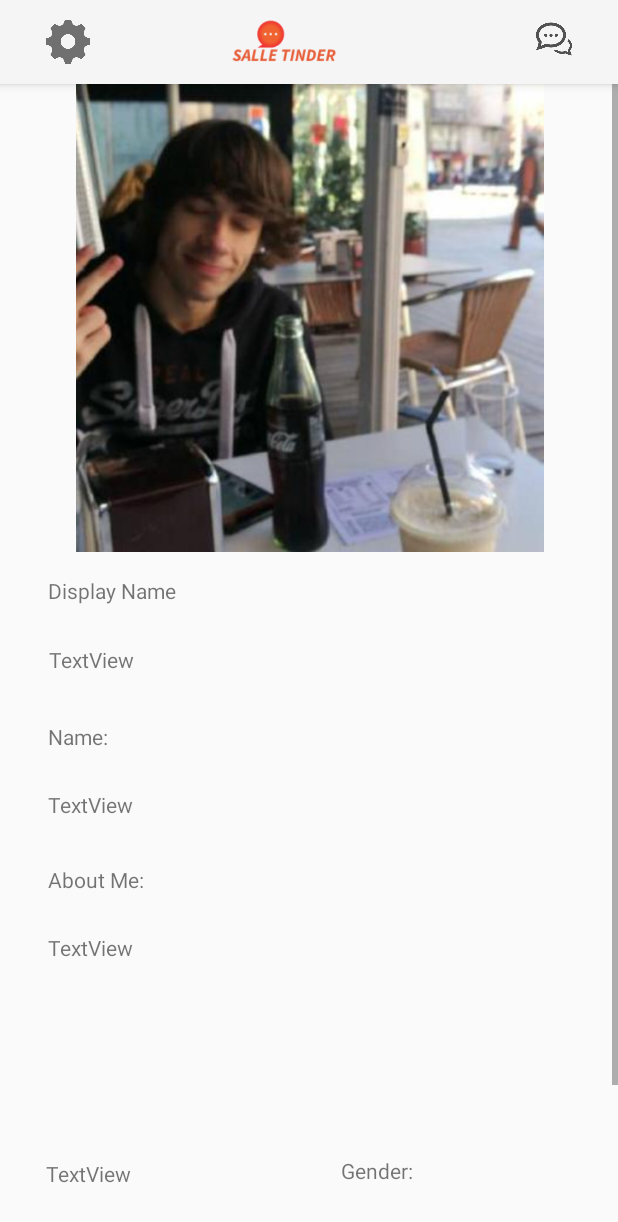
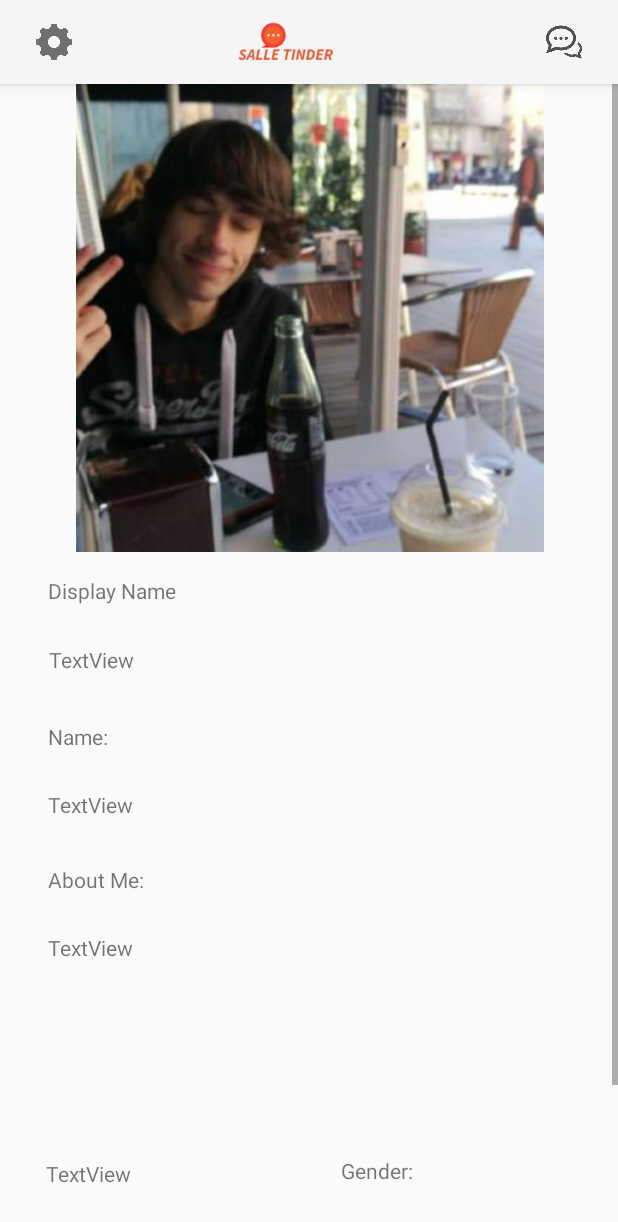
Before and after one commit to Gustavo4g/Tinder-Clone, an Android app: the ProfileActivity screen opened directly, with no data from a screen before it, on a phone screen of 412 x 824 dp. Shown: the top 1222 px of the screen. Run offline under Robolectric (Android 15) with nearby library versions, the phone set to English and light mode, and no system bars; 10 statements that could not run were skipped.

Commit message:
Updated ActionBar

```diff
--- a/app/src/main/java/com/example/tinder/Activities/SearchActivity.java
+++ b/app/src/main/java/com/example/tinder/Activities/SearchActivity.java
@@ -10,6 +10,7 @@ import android.support.v7.widget.RecyclerView;
 import android.util.Log;
 import android.view.View;
 import android.widget.ImageButton;
+import android.widget.ImageView;
 import android.widget.LinearLayout;
 
 import com.example.tinder.Connection.TinderManager;
@@ -44,13 +45,13 @@ public class SearchActivity extends AppCompatActivity implements DataBack {
         TinderManager.getInstance().searchUsers(this, null);
         loadingView = findViewById(R.id.loading_layout);
 
-        ImageButton settings = getSupportActionBar().getCustomView().findViewById(R.id.action_gear);
+        ImageView settings = getSupportActionBar().getCustomView().findViewById(R.id.action_gear);
         settings.setOnClickListener(v -> {
             Intent peticionAmistad = new Intent(SearchActivity.this, Invitacion.class);
             startActivity(peticionAmistad);
         });
 
-        ImageButton chats = getSupportActionBar().getCustomView().findViewById(R.id.action_chat);
+        ImageView chats = getSupportActionBar().getCustomView().findViewById(R.id.action_chat);
         chats.setOnClickListener(v -> {
             startActivity(new Intent(SearchActivity.this, ChatListActivity.class));
         });
--- a/app/src/main/res/layout/activity_login.xml
+++ b/app/src/main/res/layout/activity_login.xml
@@ -25,6 +25,7 @@
                 android:layout_marginStart="8dp"
                 android:layout_marginTop="64dp"
                 android:layout_marginEnd="8dp"
+                android:adjustViewBounds="true"
                 android:contentDescription="@string/logo"
                 app:layout_constraintEnd_toEndOf="parent"
                 app:layout_constraintStart_toStartOf="parent"
--- a/app/src/main/res/layout/activity_register.xml
+++ b/app/src/main/res/layout/activity_register.xml
@@ -25,6 +25,7 @@
                 android:layout_marginStart="8dp"
                 android:layout_marginTop="32dp"
                 android:layout_marginEnd="8dp"
+                android:adjustViewBounds="true"
                 android:contentDescription="@string/logo"
                 app:layout_constraintEnd_toEndOf="parent"
                 app:layout_constraintStart_toStartOf="parent"
--- a/app/src/main/res/layout/custom_action_bar_layout.xml
+++ b/app/src/main/res/layout/custom_action_bar_layout.xml
@@ -2,56 +2,59 @@
 <android.support.constraint.ConstraintLayout xmlns:android="http://schemas.android.com/apk/res/android"
     xmlns:app="http://schemas.android.com/apk/res-auto"
     xmlns:tools="http://schemas.android.com/tools"
-    android:layout_width="fill_parent"
-    android:layout_height="wrap_content"
+    android:layout_width="match_parent"
+    android:layout_height="32dp"
     android:orientation="horizontal">
 
-    <ImageButton
+    <ImageView
         android:id="@+id/action_gear"
-        android:layout_width="29dp"
-        android:layout_height="35dp"
-        android:layout_alignParentTop="true"
-        android:layout_centerHorizontal="true"
+        android:layout_width="wrap_content"
+        android:layout_height="0dp"
+        android:layout_alignParentTop="false"
+        android:layout_centerHorizontal="false"
         android:layout_marginStart="8dp"
+        android:layout_marginTop="4dp"
+        android:layout_marginBottom="4dp"
+        android:adjustViewBounds="true"
+        android:cropToPadding="true"
+        android:src="@drawable/gear"
+        app:layout_constraintBottom_toBottomOf="parent"
+        app:layout_constraintEnd_toStartOf="@+id/logo"
+        app:layout_constraintHorizontal_bias="0.6"
+        app:layout_constraintHorizontal_chainStyle="spread_inside"
+        app:layout_constraintStart_toStartOf="parent"
+        app:layout_constraintTop_toTopOf="parent" />
+
+    <ImageView
+        android:id="@+id/logo"
+        android:layout_width="wrap_content"
+        android:layout_height="0dp"
+        android:layout_alignParentTop="false"
+        android:layout_centerHorizontal="false"
+
+        android:adjustViewBounds="true"
+        android:src="@drawable/logov1"
+        app:layout_constraintBottom_toBottomOf="parent"
+        app:layout_constraintEnd_toStartOf="@+id/action_chat"
+        app:layout_constraintStart_toEndOf="@+id/action_gear"
+        app:layout_constraintTop_toTopOf="parent" />
+
+    <ImageView
+        android:id="@+id/action_chat"
+        android:layout_width="wrap_content"
+        android:layout_height="0dp"
+        android:layout_alignParentTop="false"
+        android:layout_centerHorizontal="false"
+        android:layout_marginTop="4dp"
         android:layout_marginEnd="8dp"
-        android:background="@android:color/transparent"
-        android:cropToPadding="true"
-        android:scaleType="fitCenter"
-        android:src="@drawable/gear"
-        app:layout_constraintEnd_toStartOf="@+id/imageButton"
-        app:layout_constraintHorizontal_bias="0.074"
-        app:layout_constraintStart_toStartOf="parent"
-        tools:layout_editor_absoluteY="0dp" />
-
-    <ImageButton
-        android:id="@+id/imageButton"
-        android:layout_width="106dp"
-        android:layout_height="35dp"
-        android:layout_alignParentTop="true"
-        android:layout_centerHorizontal="true"
-
-        android:background="@android:color/transparent"
-        android:scaleType="fitCenter"
-        android:src="@drawable/logov1"
+        android:layout_marginBottom="4dp"
+        android:adjustViewBounds="true"
+        android:src="@drawable/chat"
+        app:layout_constraintBottom_toBottomOf="parent"
         app:layout_constraintEnd_toEndOf="parent"
         app:layout_constraintHorizontal_bias="0.5"
-        app:layout_constraintStart_toStartOf="parent" />
-
-    <ImageButton
-        android:id="@+id/action_chat"
-        android:layout_width="24dp"
-        android:layout_height="32dp"
-        android:layout_alignParentTop="true"
-        android:layout_centerHorizontal="true"
-        android:layout_marginStart="8dp"
-        android:layout_marginEnd="8dp"
-        android:background="@android:color/transparent"
-        android:scaleType="fitCenter"
-        android:src="@drawable/chat"
-        app:layout_constraintEnd_toEndOf="parent"
-        app:layout_constraintHorizontal_bias="0.928"
-        app:layout_constraintStart_toEndOf="@+id/imageButton"
-        tools:layout_editor_absoluteY="1dp" />
+        app:layout_constraintStart_toEndOf="@+id/logo"
+        app:layout_constraintTop_toTopOf="parent" />
 
 
 </android.support.constraint.ConstraintLayout>
```
